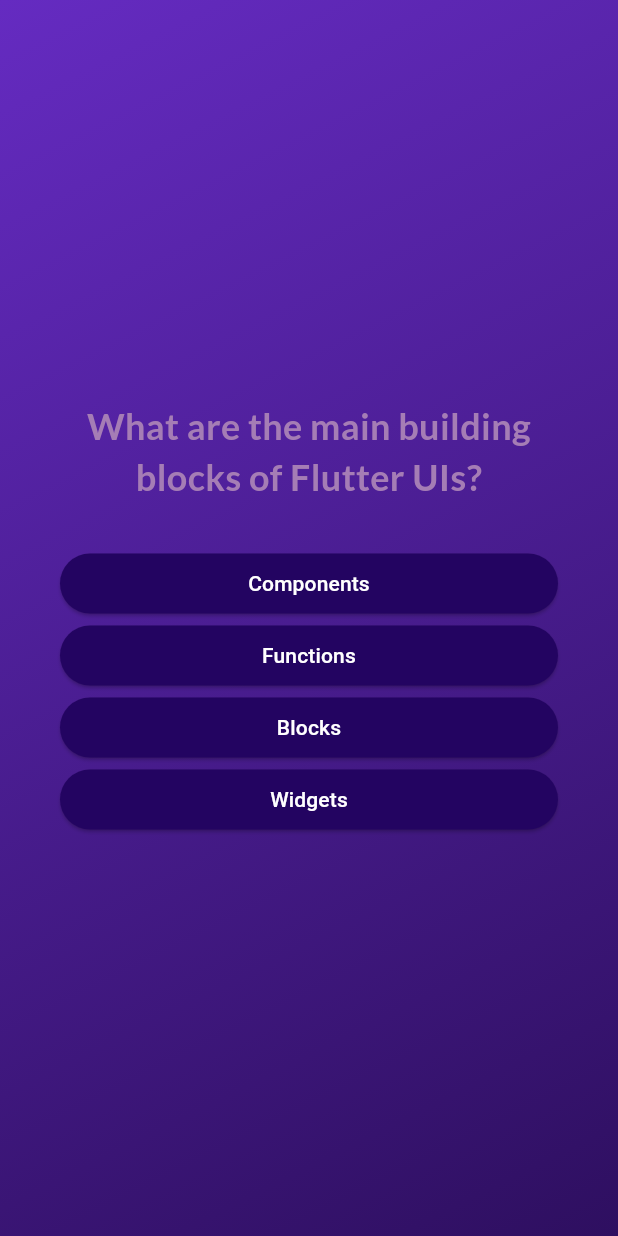
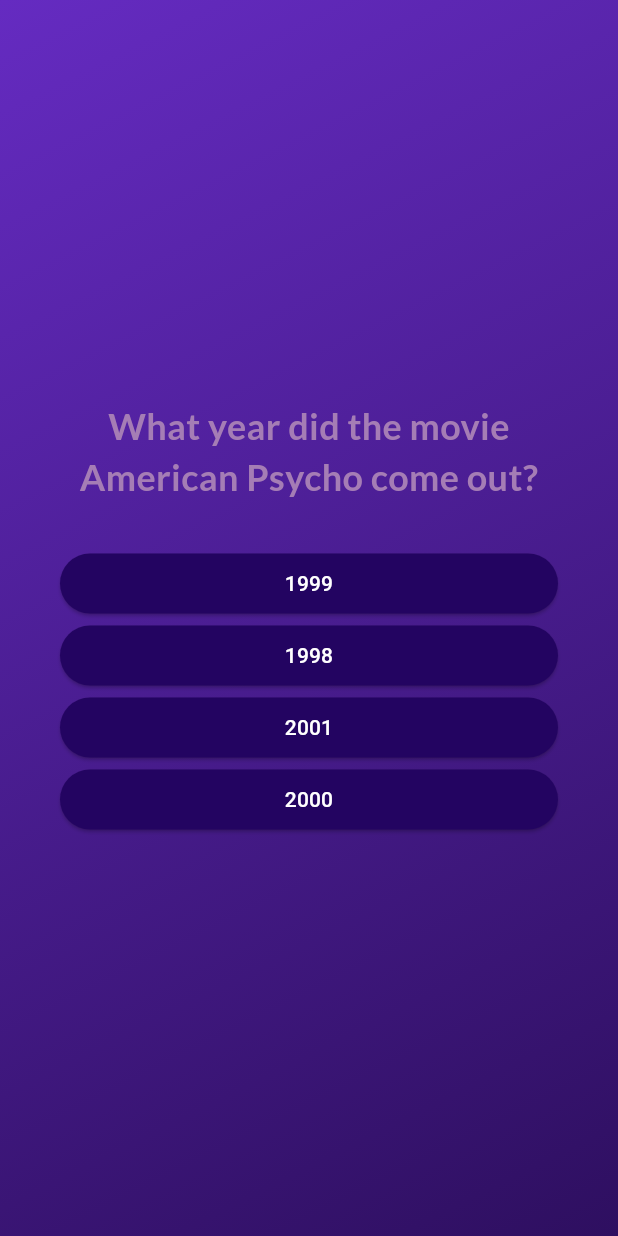
Before and after one commit to jherman1/quiz_app, a Flutter app: the screen it shows after launch, after a tap on "Start Quiz", on a phone screen of 412 x 824 dp. Run offline on Flutter 3.47's test engine with Material 3 defaults, Android fonts, the phone set to English and light mode, and no system bars; our stand-ins replace google_fonts.

Commit message:
initial commit for new quiz: Movie Quiz

```diff
--- /dev/null
+++ b/lib/data/movie_questions.dart
@@ -0,0 +1,58 @@
+import 'package:quiz_app/models/quiz_question.dart';
+
+const questions = [
+  QuizQuestion(
+    'What year did the movie American Psycho come out?',
+    [
+      '2000',
+      '1999',
+      '2001',
+      '1998',
+    ],
+  ),
+  QuizQuestion(
+    'Which directory made a cameo in his film, Taxi Driver?',
+    [
+      'Martin Scorsese',
+      'Quentin Tarantino',
+      'Joel Coen',
+      'David Fincher',
+    ],
+  ),
+  QuizQuestion(
+    'Who played the character, Nada in John Carpenter\'s movie, They Live?',
+    [
+      'Roddy Piper',
+      'Keith David',
+      'Andre the Giant',
+      'Jesse Ventura',
+    ],
+  ),
+  QuizQuestion(
+    'Which of these 90\'s movie was the first to be released?',
+    [
+      'Pulp Fiction', //1994
+      'Seven', //1995
+      'Good Will Hunting', //1997
+      'Goldeneye', //1995
+    ],
+  ),
+  QuizQuestion(
+    'What town does the movie Fargo take place in?',
+    [
+      'Brainerd, Minnesota',
+      'Fargo, North Dakota',
+      'Grafton, North Dekota',
+      'Chanhassen, Minnesota',
+    ],
+  ),
+  QuizQuestion(
+    'Which 007 movie was Daniel Craig\'s last portrayal of the famous James Bond?',
+    [
+      'No Time to Die',
+      'You Only Live Twice',
+      'Spectre',
+      'Die Another Day',
+    ],
+  ),
+];
--- a/lib/questions_screen.dart
+++ b/lib/questions_screen.dart
@@ -2,7 +2,8 @@ import 'package:flutter/material.dart';
 import 'package:google_fonts/google_fonts.dart';
 
 import 'package:quiz_app/answer_button.dart';
-import 'package:quiz_app/data/flutter_questions.dart';
+import 'package:quiz_app/data/flutter_questions.dart' as flutterQuestions;
+import 'package:quiz_app/data/movie_questions.dart' as movieQuestions;
 
 class QuestionsScreen extends StatefulWidget {
   const QuestionsScreen({super.key, required this.onSelectAnswer});
@@ -28,7 +29,7 @@ class _QuestionsScreenState extends State<QuestionsScreen> {
 
   @override
   Widget build(context) {
-    final currentQuestion = questions[currentQuestionIndex];
+    final currentQuestion = movieQuestions.questions[currentQuestionIndex];
 
     return SizedBox(
       width: double.infinity,
--- a/lib/results_screen.dart
+++ b/lib/results_screen.dart
@@ -1,5 +1,6 @@
 import 'package:flutter/material.dart';
-import 'package:quiz_app/data/flutter_questions.dart';
+import 'package:quiz_app/data/flutter_questions.dart' as flutterQuestions;
+import 'package:quiz_app/data/movie_questions.dart' as movieQuestions;
 import 'package:quiz_app/questions_summary.dart';
 
 class ResultsScreen extends StatelessWidget {
@@ -15,8 +16,8 @@ class ResultsScreen extends StatelessWidget {
     for (var i = 0; i < chosenAnswers.length; i++) {
       summary.add({
         'question_index': i,
-        'question': questions[i].text,
-        'correct_answer': questions[i].answers[0],
+        'question': movieQuestions.questions[i].text,
+        'correct_answer': movieQuestions.questions[i].answers[0],
         'user_answer': chosenAnswers[i]
       });
     }
@@ -27,7 +28,7 @@ class ResultsScreen extends StatelessWidget {
   @override
   Widget build(BuildContext context) {
     final summaryData = getSummaryData();
-    final numTotalQuestions = questions.length;
+    final numTotalQuestions = movieQuestions.questions.length;
     final numCorrectQuestions = summaryData.where(
       (data) {
         return data['correct_answer'] == data['user_answer'];
```
